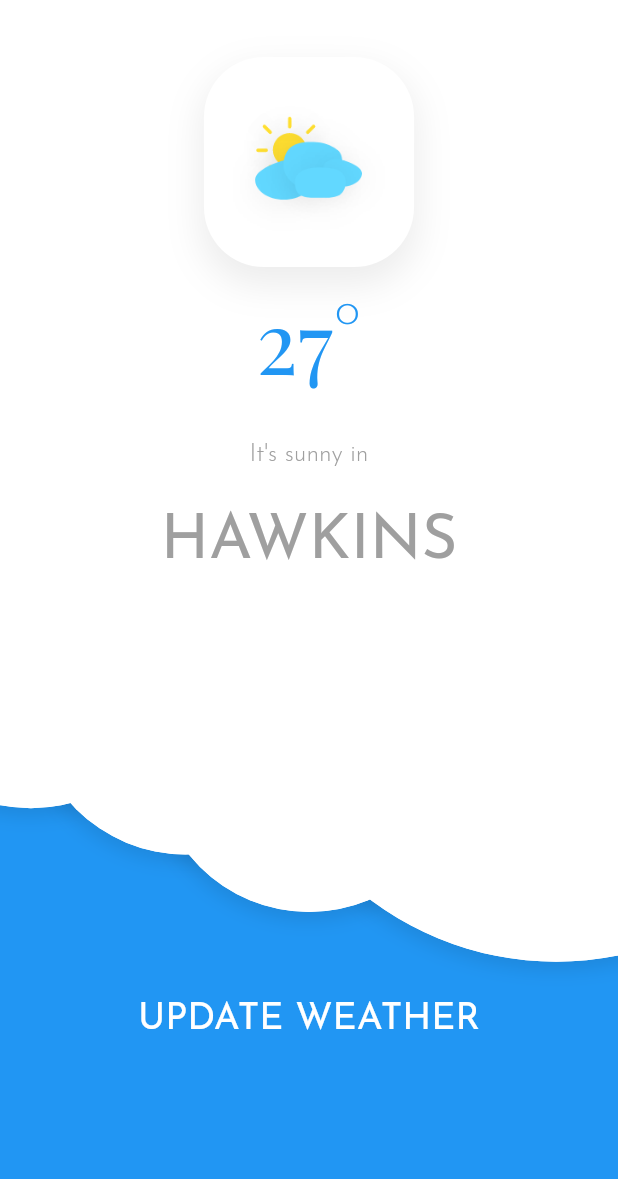
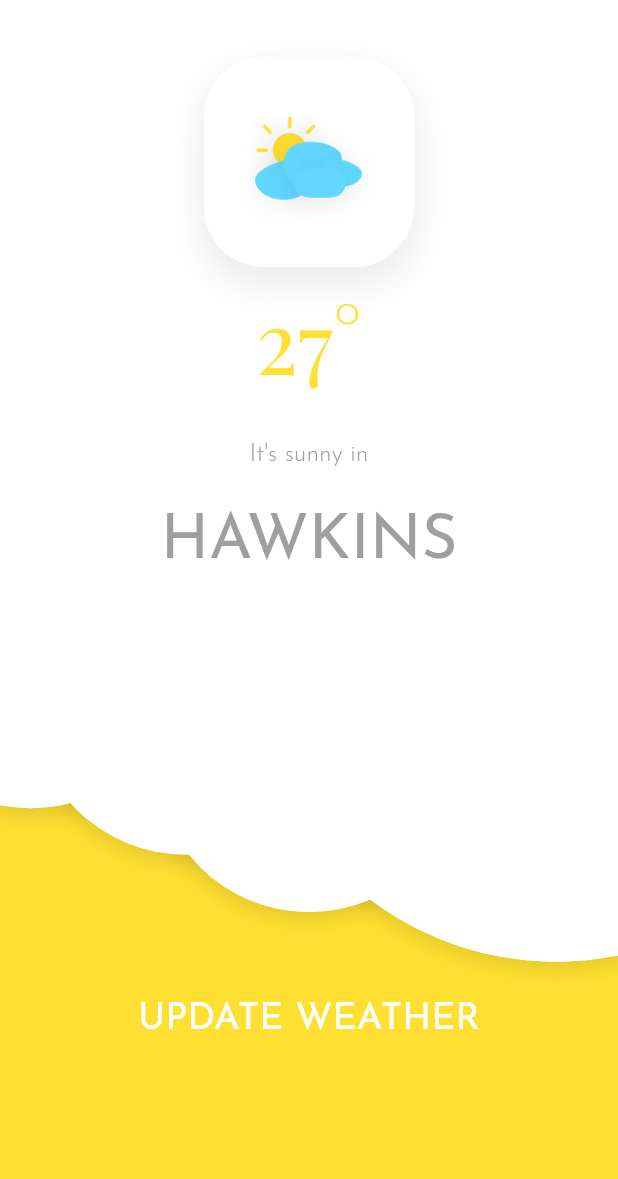
Before and after one commit to danielmark0116/LOADTHER, a Flutter app: the screen it shows after launch, on a phone screen of 412 x 824 dp, the part 57-1236 px from its top. Run offline on Flutter 3.47's test engine with Material 2 defaults, Android fonts, the phone set to English and light mode, and no system bars; project files that could hold a hidden picture were left out.

Commit message:
Structure fix

```diff
--- a/lib/screens/main.dart
+++ b/lib/screens/main.dart
@@ -24,7 +24,7 @@ class _MainScreenState extends State<MainScreen> {
 
     double responsizeFix;
 
-    var weatherColor = styleBlue;
+    var weatherColor = styleYellow;
 
     if (sizeData.height < 700) {
       responsizeFix = 25.0;
```
